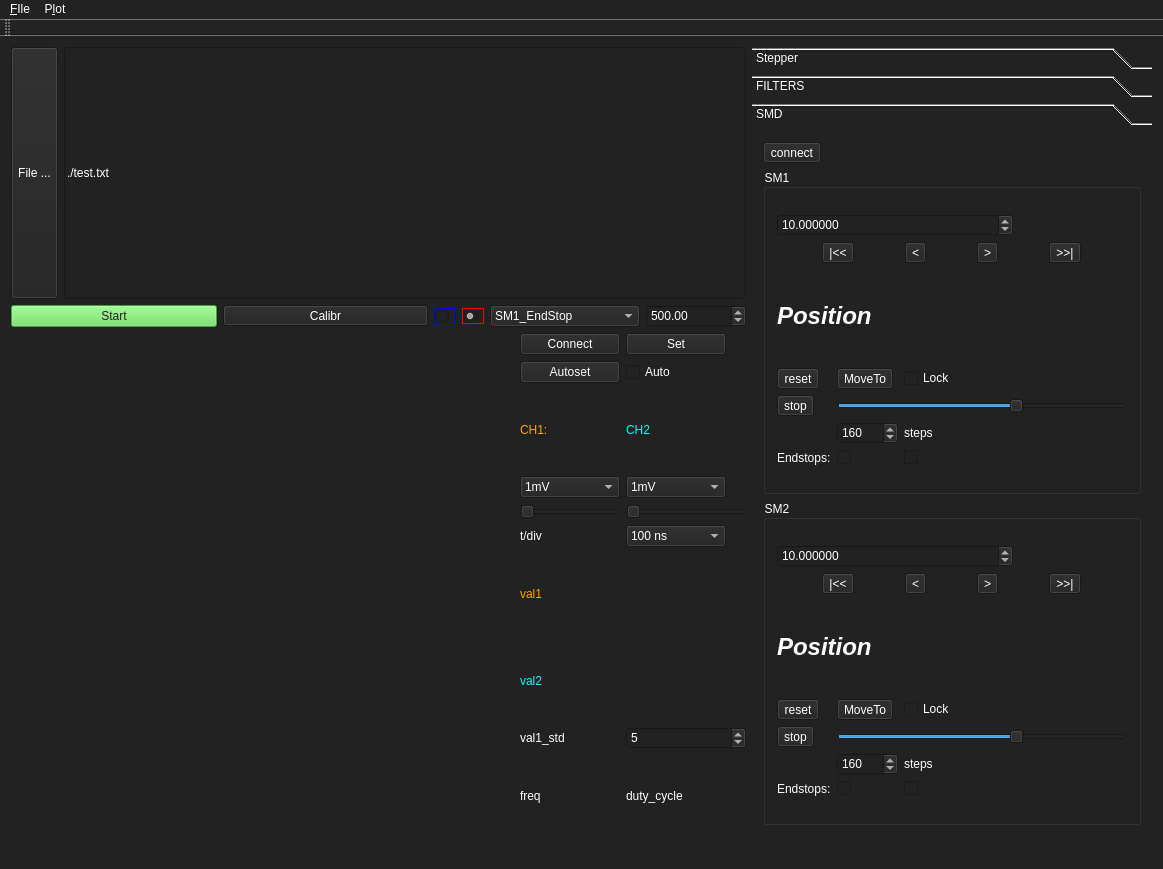
The window that mainwindow.ui (xkronosua/PICO_HG) describes before a commit, drawn with Qt 5.
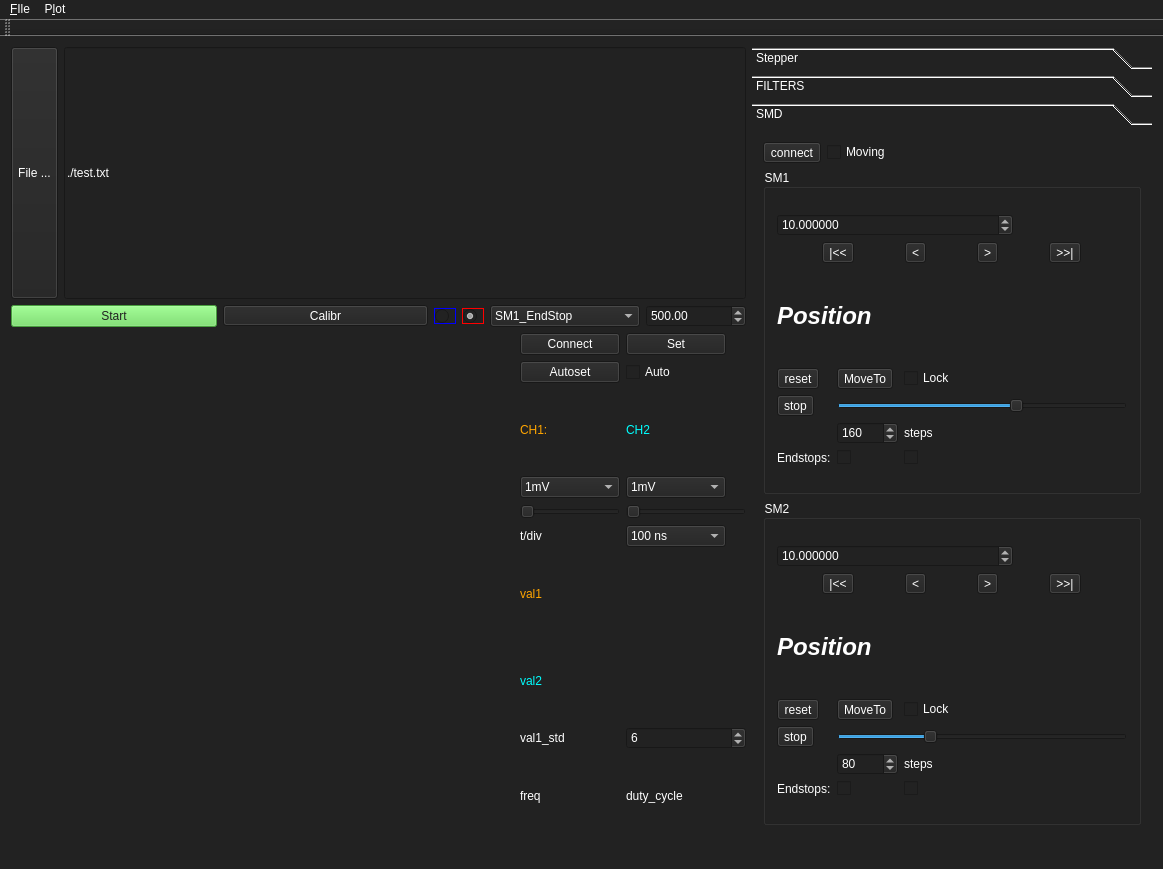
The same window after the commit. Icons and pictures are not drawn.

What changed in the file:
```diff
--- a/mainwindow.ui
+++ b/mainwindow.ui
@@ -58,8 +58,8 @@
         <rect>
          <x>0</x>
          <y>0</y>
-         <width>391</width>
-         <height>624</height>
+         <width>355</width>
+         <height>685</height>
         </rect>
        </property>
        <property name="sizePolicy">
@@ -271,8 +271,8 @@
         <rect>
          <x>0</x>
          <y>0</y>
-         <width>321</width>
-         <height>644</height>
+         <width>355</width>
+         <height>685</height>
         </rect>
        </property>
        <attribute name="label">
@@ -658,9 +658,9 @@
        <property name="geometry">
         <rect>
          <x>0</x>
-         <y>-216</y>
-         <width>316</width>
-         <height>840</height>
+         <y>0</y>
+         <width>355</width>
+         <height>685</height>
         </rect>
        </property>
        <attribute name="label">
@@ -668,14 +668,25 @@
        </attribute>
        <layout class="QVBoxLayout" name="verticalLayout_4">
         <item>
-         <widget class="QToolButton" name="SMD_connect">
-          <property name="text">
-           <string>connect</string>
-          </property>
-          <property name="checkable">
-           <bool>true</bool>
-          </property>
-         </widget>
+         <layout class="QHBoxLayout" name="horizontalLayout_2">
+          <item>
+           <widget class="QToolButton" name="SMD_connect">
+            <property name="text">
+             <string>connect</string>
+            </property>
+            <property name="checkable">
+             <bool>true</bool>
+            </property>
+           </widget>
+          </item>
+          <item>
+           <widget class="QCheckBox" name="SMD_Moving">
+            <property name="text">
+             <string>Moving</string>
+            </property>
+           </widget>
+          </item>
+         </layout>
         </item>
         <item>
          <widget class="QGroupBox" name="groupBox_2">
@@ -876,13 +887,6 @@
           <layout class="QGridLayout" name="gridLayout_11">
            <item row="0" column="0">
             <layout class="QGridLayout" name="gridLayout_5">
-             <item row="7" column="2">
-              <widget class="QCheckBox" name="SM2_rightEndstop">
-               <property name="text">
-                <string/>
-               </property>
-              </widget>
-             </item>
              <item row="4" column="2">
               <widget class="QCheckBox" name="SM2_lock">
                <property name="text">
@@ -890,7 +894,7 @@
                </property>
               </widget>
              </item>
-             <item row="7" column="0">
+             <item row="8" column="0">
               <widget class="QLabel" name="label_4">
                <property name="text">
                 <string>Endstops:</string>
@@ -993,22 +997,6 @@
                </property>
               </widget>
              </item>
-             <item row="7" column="1">
-              <widget class="QCheckBox" name="SM2_leftEndstop">
-               <property name="text">
-                <string/>
-               </property>
-               <property name="checkable">
-                <bool>true</bool>
-               </property>
-               <property name="checked">
-                <bool>false</bool>
-               </property>
-               <property name="autoRepeat">
-                <bool>false</bool>
-               </property>
-              </widget>
-             </item>
              <item row="5" column="1" colspan="3">
               <widget class="QSlider" name="SM2_speed">
                <property name="minimum">
@@ -1021,7 +1009,10 @@
                 <number>20</number>
                </property>
                <property name="value">
-                <number>160</number>
+                <number>80</number>
+               </property>
+               <property name="sliderPosition">
+                <number>80</number>
                </property>
                <property name="orientation">
                 <enum>Qt::Horizontal</enum>
@@ -1043,7 +1034,7 @@
                 <number>90000</number>
                </property>
                <property name="value">
-                <number>160</number>
+                <number>80</number>
                </property>
               </widget>
              </item>
@@ -1054,6 +1045,29 @@
                </property>
               </widget>
              </item>
+             <item row="8" column="1">
+              <widget class="QCheckBox" name="SM2_rightEndstop">
+               <property name="text">
+                <string/>
+               </property>
+              </widget>
+             </item>
+             <item row="8" column="2">
+              <widget class="QCheckBox" name="SM2_leftEndstop">
+               <property name="text">
+                <string/>
+               </property>
+               <property name="checkable">
+                <bool>true</bool>
+               </property>
+               <property name="checked">
+                <bool>false</bool>
+               </property>
+               <property name="autoRepeat">
+                <bool>false</bool>
+               </property>
+              </widget>
+             </item>
             </layout>
            </item>
           </layout>
@@ -1559,7 +1573,7 @@
              <number>1</number>
             </property>
             <property name="value">
-             <number>5</number>
+             <number>6</number>
             </property>
            </widget>
           </item>
@@ -1781,7 +1795,7 @@
      <x>0</x>
      <y>0</y>
      <width>1163</width>
-     <height>40</height>
+     <height>26</height>
     </rect>
    </property>
    <widget class="QMenu" name="menuFIle">
```
